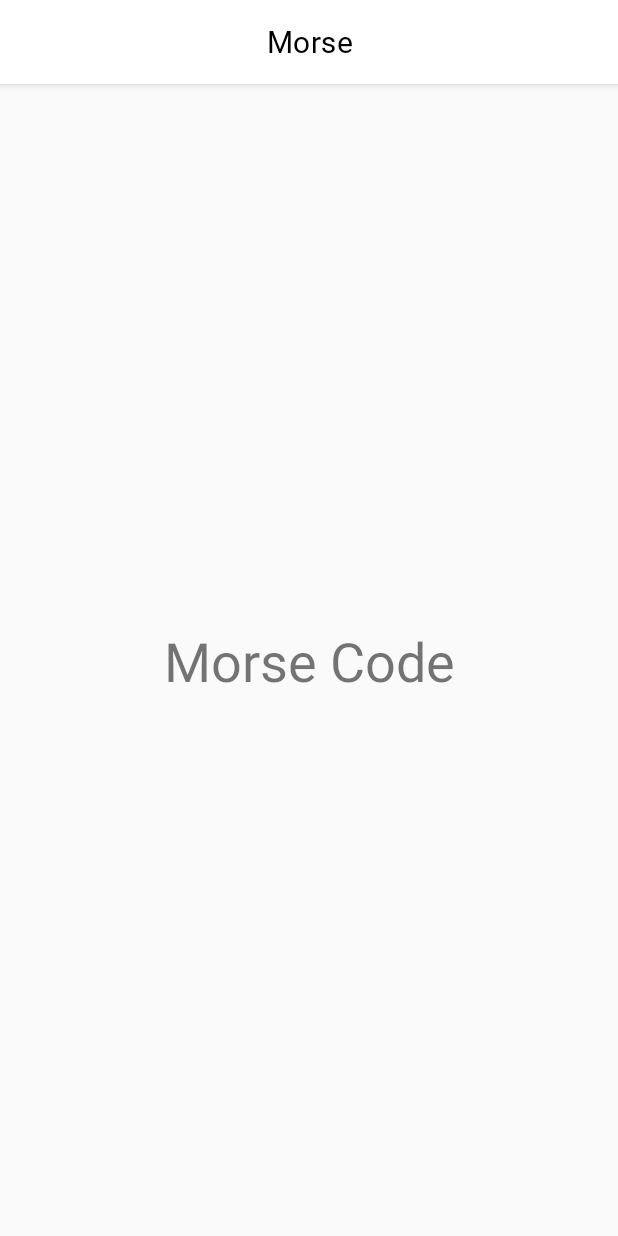
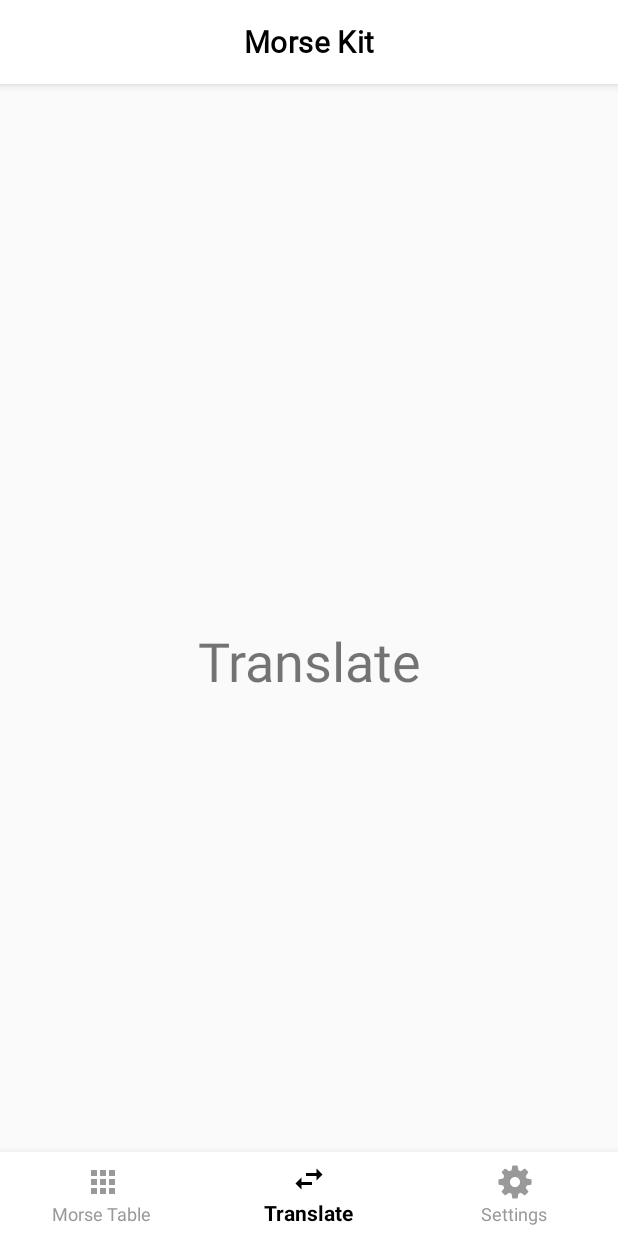
Before and after one commit to Shailesh351/Morse, an Android app: the screen it shows after launch (MainActivity), on a phone screen of 412 x 824 dp. Run offline under Robolectric (Android 15) with nearby library versions, the phone set to English and light mode, and no system bars.

Commit message:
feat: Add Bottom Navigation View

```diff
--- a/app/src/main/AndroidManifest.xml
+++ b/app/src/main/AndroidManifest.xml
@@ -7,15 +7,17 @@
         android:icon="@mipmap/ic_launcher"
         android:label="@string/app_name"
         android:roundIcon="@mipmap/ic_launcher_round"
+        android:screenOrientation="portrait"
         android:supportsRtl="true"
         android:theme="@style/AppTheme">
+
         <activity android:name=".MainActivity">
             <intent-filter>
-                <action android:name="android.intent.action.MAIN"/>
-
-                <category android:name="android.intent.category.LAUNCHER"/>
+                <action android:name="android.intent.action.MAIN" />
+                <category android:name="android.intent.category.LAUNCHER" />
             </intent-filter>
         </activity>
+
     </application>
 
 </manifest>
--- a/app/src/main/java/me/shellbell/morse/MainActivity.kt
+++ b/app/src/main/java/me/shellbell/morse/MainActivity.kt
@@ -3,6 +3,7 @@ package me.shellbell.morse
 import android.os.Bundle
 import androidx.appcompat.app.ActionBar
 import androidx.appcompat.app.AppCompatActivity
+import kotlinx.android.synthetic.main.activity_main.*
 
 class MainActivity : AppCompatActivity() {
 
@@ -11,6 +12,28 @@ class MainActivity : AppCompatActivity() {
         setContentView(R.layout.activity_main)
 
         setUpActionBar()
+        setUpBottomNavigation()
+    }
+
+    private fun setUpBottomNavigation() {
+        navigation.setOnNavigationItemSelectedListener {
+            when (it.itemId) {
+                R.id.navigation_table -> {
+                    textview.text = "Morse Table"
+                }
+                R.id.navigation_translate -> {
+                    textview.text = "Translate"
+                }
+                R.id.navigation_settings -> {
+                    textview.text = "Settings"
+                }
+                else -> {
+                    textview.text = "Morse Code"
+                }
+            }
+            return@setOnNavigationItemSelectedListener true
+        }
+        navigation.selectedItemId = R.id.navigation_translate
     }
 
     private fun setUpActionBar() {
--- /dev/null
+++ b/app/src/main/res/color/nav_item_color.xml
@@ -0,0 +1,5 @@
+<?xml version="1.0" encoding="utf-8"?>
+<selector xmlns:android="http://schemas.android.com/apk/res/android">
+    <item android:color="@color/colorNavSelected" android:state_checked="true" />
+    <item android:color="@color/colorNav" />
+</selector>
--- /dev/null
+++ b/app/src/main/res/drawable/ic_settings.xml
@@ -0,0 +1,9 @@
+<vector xmlns:android="http://schemas.android.com/apk/res/android"
+    android:width="24dp"
+    android:height="24dp"
+    android:viewportWidth="50"
+    android:viewportHeight="50">
+  <path
+      android:fillColor="#FF000000"
+      android:pathData="M47.16,21.221l-5.91,-0.966c-0.346,-1.186 -0.819,-2.326 -1.411,-3.405l3.45,-4.917c0.279,-0.397 0.231,-0.938 -0.112,-1.282l-3.889,-3.887c-0.347,-0.346 -0.893,-0.391 -1.291,-0.104l-4.843,3.481c-1.089,-0.602 -2.239,-1.08 -3.432,-1.427l-1.031,-5.886C28.607,2.35 28.192,2 27.706,2h-5.5c-0.49,0 -0.908,0.355 -0.987,0.839l-0.956,5.854c-1.2,0.345 -2.352,0.818 -3.437,1.412l-4.83,-3.45c-0.399,-0.285 -0.942,-0.239 -1.289,0.106L6.82,10.648c-0.343,0.343 -0.391,0.883 -0.112,1.28l3.399,4.863c-0.605,1.095 -1.087,2.254 -1.438,3.46l-5.831,0.971c-0.482,0.08 -0.836,0.498 -0.836,0.986v5.5c0,0.485 0.348,0.9 0.825,0.985l5.831,1.034c0.349,1.203 0.831,2.362 1.438,3.46l-3.441,4.813c-0.284,0.397 -0.239,0.942 0.106,1.289l3.888,3.891c0.343,0.343 0.884,0.391 1.281,0.112l4.87,-3.411c1.093,0.601 2.248,1.078 3.445,1.424l0.976,5.861C21.3,47.647 21.717,48 22.206,48h5.5c0.485,0 0.9,-0.348 0.984,-0.825l1.045,-5.89c1.199,-0.353 2.348,-0.833 3.43,-1.435l4.905,3.441c0.398,0.281 0.938,0.232 1.282,-0.111l3.888,-3.891c0.346,-0.347 0.391,-0.894 0.104,-1.292l-3.498,-4.857c0.593,-1.08 1.064,-2.222 1.407,-3.408l5.918,-1.039c0.479,-0.084 0.827,-0.5 0.827,-0.985v-5.5C47.999,21.718 47.644,21.3 47.16,21.221zM25,32c-3.866,0 -7,-3.134 -7,-7c0,-3.866 3.134,-7 7,-7s7,3.134 7,7C32,28.866 28.866,32 25,32z"/>
+</vector>
--- /dev/null
+++ b/app/src/main/res/drawable/ic_table.xml
@@ -0,0 +1,9 @@
+<vector xmlns:android="http://schemas.android.com/apk/res/android"
+        android:width="24dp"
+        android:height="24dp"
+        android:viewportWidth="24.0"
+        android:viewportHeight="24.0">
+    <path
+        android:fillColor="#FF000000"
+        android:pathData="M4,8h4L8,4L4,4v4zM10,20h4v-4h-4v4zM4,20h4v-4L4,16v4zM4,14h4v-4L4,10v4zM10,14h4v-4h-4v4zM16,4v4h4L20,4h-4zM10,8h4L14,4h-4v4zM16,14h4v-4h-4v4zM16,20h4v-4h-4v4z"/>
+</vector>
--- /dev/null
+++ b/app/src/main/res/drawable/ic_translate.xml
@@ -0,0 +1,9 @@
+<vector xmlns:android="http://schemas.android.com/apk/res/android"
+        android:width="24dp"
+        android:height="24dp"
+        android:viewportWidth="24.0"
+        android:viewportHeight="24.0">
+    <path
+        android:fillColor="#FF000000"
+        android:pathData="M6.99,11L3,15l3.99,4v-3H14v-2H6.99v-3zM21,9l-3.99,-4v3H10v2h7.01v3L21,9z"/>
+</vector>
--- a/app/src/main/res/layout/activity_main.xml
+++ b/app/src/main/res/layout/activity_main.xml
@@ -1,20 +1,32 @@
 <?xml version="1.0" encoding="utf-8"?>
-<androidx.constraintlayout.widget.ConstraintLayout
-        xmlns:android="http://schemas.android.com/apk/res/android"
+<androidx.constraintlayout.widget.ConstraintLayout xmlns:android="http://schemas.android.com/apk/res/android"
+    xmlns:app="http://schemas.android.com/apk/res-auto"
     xmlns:tools="http://schemas.android.com/tools"
-        xmlns:app="http://schemas.android.com/apk/res-auto"
     android:layout_width="match_parent"
     android:layout_height="match_parent"
     tools:context=".MainActivity">
 
     <TextView
+        android:id="@+id/textview"
         android:layout_width="wrap_content"
+        android:layout_height="wrap_content"
+        android:text="Morse Code"
         android:textSize="36sp"
-            android:text="Morse Code"
-            android:layout_height="wrap_content"
-            app:layout_constraintTop_toTopOf="parent"
         app:layout_constraintBottom_toBottomOf="parent"
         app:layout_constraintEnd_toEndOf="parent"
-            app:layout_constraintStart_toStartOf="parent"/>
+        app:layout_constraintStart_toStartOf="parent"
+        app:layout_constraintTop_toTopOf="parent" />
+
+    <com.google.android.material.bottomnavigation.BottomNavigationView
+        android:id="@+id/navigation"
+        android:layout_width="match_parent"
+        android:layout_height="wrap_content"
+        android:background="@color/colorPrimary"
+        app:itemIconTint="@color/nav_item_color"
+        app:itemTextColor="@color/nav_item_color"
+        app:layout_constraintBottom_toBottomOf="parent"
+        app:layout_constraintLeft_toLeftOf="parent"
+        app:layout_constraintRight_toRightOf="parent"
+        app:menu="@menu/navigation_menu" />
 
 </androidx.constraintlayout.widget.ConstraintLayout>
--- a/app/src/main/res/layout/appbar.xml
+++ b/app/src/main/res/layout/appbar.xml
@@ -11,6 +11,7 @@
         android:layout_height="?actionBarSize"
         android:gravity="center"
         android:text="@string/app_name"
-        android:textAppearance="@style/AppTheme.TextAppearance.Title" />
+        android:textAppearance="@style/AppTheme.TextAppearance.Title"
+        android:textStyle="bold" />
 
 </LinearLayout>
--- /dev/null
+++ b/app/src/main/res/menu/navigation_menu.xml
@@ -0,0 +1,19 @@
+<?xml version="1.0" encoding="utf-8"?>
+<menu xmlns:android="http://schemas.android.com/apk/res/android">
+
+    <item
+        android:id="@+id/navigation_table"
+        android:icon="@drawable/ic_table"
+        android:title="@string/title_table" />
+
+    <item
+        android:id="@+id/navigation_translate"
+        android:icon="@drawable/ic_translate"
+        android:title="@string/title_translate" />
+
+    <item
+        android:id="@+id/navigation_settings"
+        android:icon="@drawable/ic_settings"
+        android:title="@string/title_settings" />
+
+</menu>
--- a/app/src/main/res/values/colors.xml
+++ b/app/src/main/res/values/colors.xml
@@ -5,4 +5,7 @@
     <color name="colorAccent">#2979FF</color>
 
     <color name="toolbarTitleColor">#000000</color>
+
+    <color name="colorNav">#999999</color>
+    <color name="colorNavSelected">#000000</color>
 </resources>
--- a/app/src/main/res/values/strings.xml
+++ b/app/src/main/res/values/strings.xml
@@ -1,3 +1,7 @@
 <resources>
-    <string name="app_name">Morse</string>
+    <string name="app_name">Morse Kit</string>
+
+    <string name="title_table">Morse Table</string>
+    <string name="title_translate">Translate</string>
+    <string name="title_settings">Settings</string>
 </resources>
```
Lines whose indentation alone changed are shown as unchanged.
